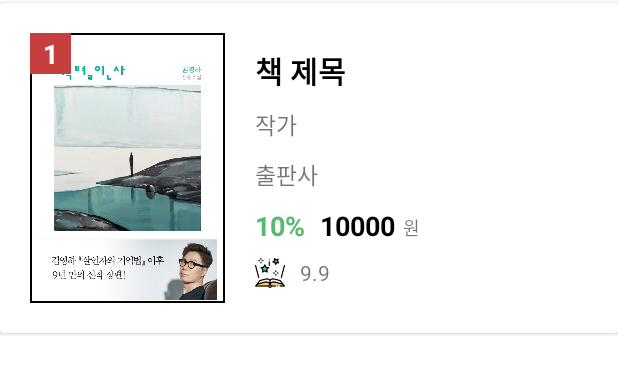
After one commit to devWonil/TeamProject_Mobile_Spring_boot, an Android app: the layout best_item.xml on its own in the app's theme, with its tools: preview values and no code run, on a phone screen of 412 x 824 dp. The commit adds this screen. Shown: the top 374 px of the screen. Run offline under Robolectric (Android 15) with nearby library versions, the phone set to English and light mode, and no system bars.

Commit message:
베스트, 신간, 장르별 도서 레이아웃

```diff
--- /dev/null
+++ b/MyBooks/app/src/main/res/drawable/best_number.xml
@@ -0,0 +1,8 @@
+<?xml version="1.0" encoding="utf-8"?>
+<shape xmlns:android="http://schemas.android.com/apk/res/android"
+    android:shape="rectangle">
+
+    <solid
+        android:color="#C63E3E"/>
+
+</shape>
--- /dev/null
+++ b/MyBooks/app/src/main/res/drawable/book_img_border.xml
@@ -0,0 +1,12 @@
+<?xml version="1.0" encoding="utf-8"?>
+<shape xmlns:android="http://schemas.android.com/apk/res/android"
+    android:shape="rectangle">
+
+    <solid
+        android:color="#00FFFFFF"/>
+
+    <stroke
+        android:color="@color/black"
+        android:width="1dp"/>
+
+</shape>
--- /dev/null
+++ b/MyBooks/app/src/main/res/layout/best_item.xml
@@ -0,0 +1,147 @@
+<?xml version="1.0" encoding="utf-8"?>
+<LinearLayout xmlns:android="http://schemas.android.com/apk/res/android"
+    xmlns:app="http://schemas.android.com/apk/res-auto"
+    xmlns:tools="http://schemas.android.com/tools"
+    android:layout_width="match_parent"
+    android:layout_height="wrap_content">
+
+    <androidx.cardview.widget.CardView
+        android:layout_width="match_parent"
+        android:layout_height="wrap_content"
+        android:layout_marginVertical="2dp"
+        android:checkable="true"
+        android:clickable="true"
+        android:focusable="true"
+        app:strokeColor="#AE3C3838">
+
+        <androidx.constraintlayout.widget.ConstraintLayout
+            android:layout_width="match_parent"
+            android:layout_height="wrap_content">
+
+            <ImageView
+                android:id="@+id/newBookImageView"
+                android:layout_width="130dp"
+                android:layout_height="180dp"
+                android:layout_margin="20dp"
+                android:background="@drawable/book_img_border"
+                android:padding="2dp"
+                android:scaleType="centerInside"
+                app:layout_constraintBottom_toBottomOf="parent"
+                app:layout_constraintEnd_toStartOf="@id/bestBookTitleTextView"
+                app:layout_constraintStart_toStartOf="parent"
+                app:layout_constraintTop_toTopOf="parent"
+                tools:src="@drawable/sample_book_img" />
+
+            <TextView
+                android:id="@+id/bestNumberTextView"
+                android:layout_width="27dp"
+                android:layout_height="27dp"
+                android:background="@drawable/best_number"
+                android:gravity="center"
+                android:textColor="@color/white"
+                android:textSize="18dp"
+                android:textStyle="bold"
+                app:layout_constraintStart_toStartOf="@id/newBookImageView"
+                app:layout_constraintTop_toTopOf="@id/newBookImageView"
+                tools:text="1" />
+
+            <TextView
+                android:id="@+id/bestBookTitleTextView"
+                android:layout_width="wrap_content"
+                android:layout_height="wrap_content"
+                android:layout_marginLeft="20dp"
+                android:ellipsize="end"
+                android:maxLines="2"
+                android:textColor="@color/black"
+                android:textSize="20dp"
+                android:textStyle="bold"
+                app:layout_constraintBottom_toTopOf="@id/bestBookAuthorTextView"
+                app:layout_constraintStart_toEndOf="@id/newBookImageView"
+                app:layout_constraintTop_toTopOf="@id/newBookImageView"
+                tools:text="책 제목" />
+
+            <TextView
+                android:id="@+id/bestBookAuthorTextView"
+                android:layout_width="wrap_content"
+                android:layout_height="wrap_content"
+                android:ellipsize="end"
+                android:maxLines="1"
+                android:textSize="15dp"
+                app:layout_constraintBottom_toTopOf="@id/bestBookPublisherTextView"
+                app:layout_constraintStart_toStartOf="@id/bestBookTitleTextView"
+                app:layout_constraintTop_toBottomOf="@id/bestBookTitleTextView"
+                tools:text="작가" />
+
+            <TextView
+                android:id="@+id/bestBookPublisherTextView"
+                android:layout_width="wrap_content"
+                android:layout_height="wrap_content"
+                android:ellipsize="end"
+                android:maxLines="1"
+                android:textSize="15dp"
+                app:layout_constraintBottom_toTopOf="@id/bestBookDiscountTextView"
+                app:layout_constraintStart_toStartOf="@id/bestBookTitleTextView"
+                app:layout_constraintTop_toBottomOf="@id/bestBookAuthorTextView"
+                tools:text="출판사" />
+
+            <TextView
+                android:id="@+id/bestBookDiscountTextView"
+                android:layout_width="wrap_content"
+                android:layout_height="wrap_content"
+                android:text="10%"
+                android:textColor="#58B970"
+                android:textSize="18dp"
+                android:textStyle="bold"
+                app:layout_constraintBottom_toTopOf="@id/bestBookRatingImageView"
+                app:layout_constraintEnd_toStartOf="@id/bestBookPriceTextView"
+                app:layout_constraintStart_toStartOf="@id/bestBookTitleTextView"
+                app:layout_constraintTop_toBottomOf="@id/bestBookPublisherTextView" />
+
+            <TextView
+                android:id="@+id/bestBookPriceTextView"
+                android:layout_width="wrap_content"
+                android:layout_height="wrap_content"
+                android:layout_marginLeft="10dp"
+                android:textColor="@color/black"
+                android:textSize="18dp"
+                android:textStyle="bold"
+                app:layout_constraintStart_toEndOf="@id/bestBookDiscountTextView"
+                app:layout_constraintTop_toTopOf="@id/bestBookDiscountTextView"
+                tools:text="10000" />
+
+            <TextView
+                android:id="@+id/wonTextView"
+                android:layout_width="wrap_content"
+                android:layout_height="wrap_content"
+                android:layout_marginLeft="5dp"
+                android:layout_marginBottom="2dp"
+                android:text="원"
+                android:textSize="12dp"
+                app:layout_constraintBottom_toBottomOf="@id/bestBookPriceTextView"
+                app:layout_constraintStart_toEndOf="@id/bestBookPriceTextView" />
+
+            <ImageView
+                android:id="@+id/bestBookRatingImageView"
+                android:layout_width="20dp"
+                android:layout_height="20dp"
+                android:src="@drawable/rating_img"
+                app:layout_constraintBottom_toBottomOf="@id/newBookImageView"
+                app:layout_constraintEnd_toStartOf="@id/bestBookRatingTextView"
+                app:layout_constraintStart_toStartOf="@id/bestBookTitleTextView"
+                app:layout_constraintTop_toBottomOf="@id/bestBookDiscountTextView" />
+
+            <TextView
+                android:id="@+id/bestBookRatingTextView"
+                android:layout_width="wrap_content"
+                android:layout_height="wrap_content"
+                android:layout_marginLeft="10dp"
+                android:textSize="14dp"
+                app:layout_constraintStart_toEndOf="@id/bestBookRatingImageView"
+                app:layout_constraintTop_toTopOf="@id/bestBookRatingImageView"
+                tools:text="9.9" />
+
+        </androidx.constraintlayout.widget.ConstraintLayout>
+
+    </androidx.cardview.widget.CardView>
+
+</LinearLayout>
--- a/MyBooks/app/src/main/res/values/strings.xml
+++ b/MyBooks/app/src/main/res/values/strings.xml
@@ -1,3 +1,5 @@
 <resources>
     <string name="app_name">My Books</string>
+    <!-- TODO: Remove or change this placeholder text -->
+    <string name="hello_blank_fragment">Hello blank fragment</string>
 </resources>
```
Also changed, not shown: MyBooks/app/src/main/res/layout/new_item.xml (added, +85 -0 lines), MyBooks/app/src/main/res/layout/original_item.xml (added, +85 -0 lines), MyBooks/app/src/main/res/drawable/rating_img.png (added), MyBooks/app/src/main/res/drawable/sample_book_img.jpg (added).
